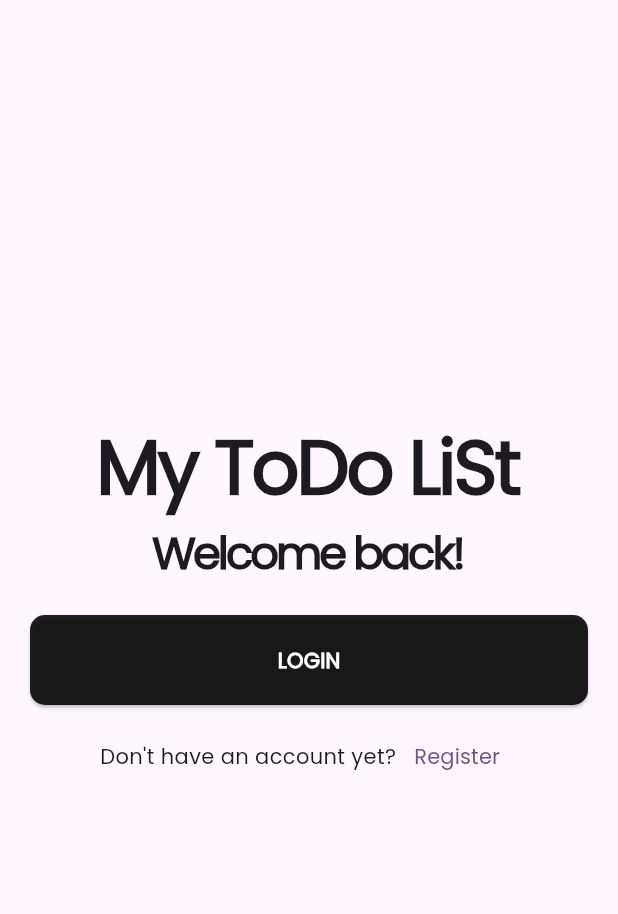
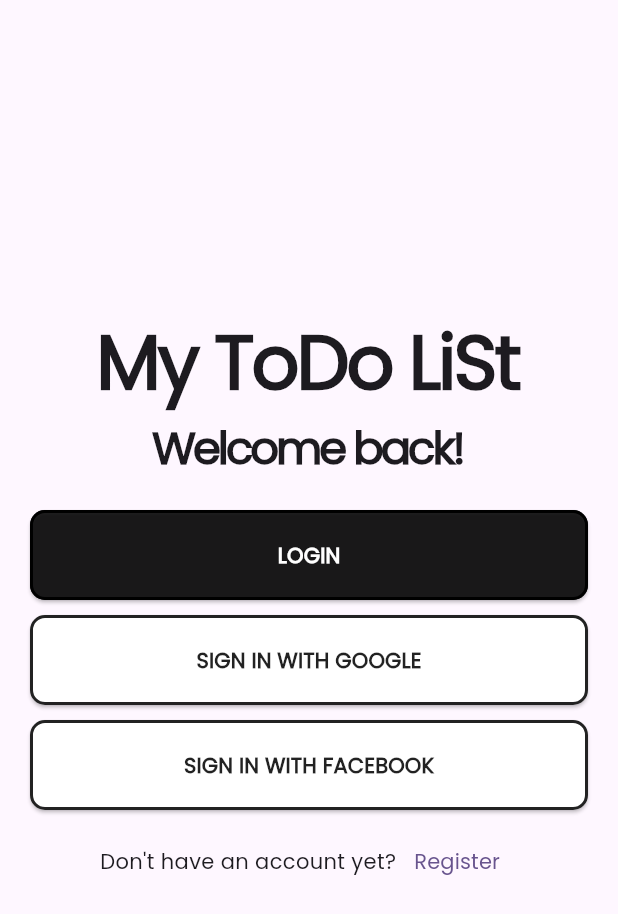
Before and after one commit to Jayrek/todoapp, a Flutter app: the screen it shows after launch, on a phone screen of 412 x 824 dp. Shown: the top 914 px of the screen. Run offline on Flutter 3.47's test engine with Material 3 defaults, Android fonts, the phone set to English and light mode, and no system bars; our stand-ins replace cloud_firestore, firebase_auth, firebase_core, google_sign_in; accounts and stored records are empty; project files that could hold a hidden picture were left out.

Commit message:
add google auth impl

```diff
--- a/lib/features/auth/sign_up/screen/sign_up_screen.dart
+++ b/lib/features/auth/sign_up/screen/sign_up_screen.dart
@@ -219,6 +219,7 @@ class _SignUpScreenState extends State<SignUpScreen> {
         'email': email,
         'created_at': Timestamp.now(),
         'updated_at': Timestamp.now(),
+        'provider': 'email',
       });
       await Future.delayed(const Duration(seconds: 3), () {
         setState(() => isSigningUp = false);
--- a/lib/features/home/screen/home_screen.dart
+++ b/lib/features/home/screen/home_screen.dart
@@ -1,4 +1,7 @@
+import 'package:cloud_firestore/cloud_firestore.dart';
+import 'package:firebase_auth/firebase_auth.dart';
 import 'package:flutter/material.dart';
+import 'package:google_sign_in/google_sign_in.dart';
 import 'package:mytodolist/features/auth/sign_in/screen/sign_in_screen.dart';
 import 'package:mytodolist/features/auth/sign_up/screen/sign_up_screen.dart';
 import 'package:mytodolist/shared/widgets/custom_elevated_button_widget.dart';
@@ -91,6 +94,46 @@ class _HomeScreenState extends State<HomeScreen> {
                         ),
                         const SizedBox(height: 10),
                         Row(
+                          children: [
+                            Expanded(
+                              child: CustomElevatedButtonWidget(
+                                backgroundColor: Colors.white,
+                                borderColor: Colors.black87,
+                                childWidget: const Text(
+                                  'SIGN IN WITH GOOGLE',
+                                  style: TextStyle(
+                                    color: Colors.black87,
+                                    fontWeight: FontWeight.bold,
+                                  ),
+                                ),
+                                onPressed: () {
+                                  _signInWithGoogle();
+                                },
+                              ),
+                            ),
+                          ],
+                        ),
+                        const SizedBox(height: 10),
+                        Row(
+                          children: [
+                            Expanded(
+                              child: CustomElevatedButtonWidget(
+                                backgroundColor: Colors.white,
+                                borderColor: Colors.black87,
+                                childWidget: const Text(
+                                  'SIGN IN WITH FACEBOOK',
+                                  style: TextStyle(
+                                    color: Colors.black87,
+                                    fontWeight: FontWeight.bold,
+                                  ),
+                                ),
+                                onPressed: () {},
+                              ),
+                            ),
+                          ],
+                        ),
+                        const SizedBox(height: 10),
+                        Row(
                           mainAxisAlignment: MainAxisAlignment.center,
                           children: [
                             const Text(
@@ -102,7 +145,8 @@ class _HomeScreenState extends State<HomeScreen> {
                                 Navigator.push(
                                     context,
                                     MaterialPageRoute(
-                                    builder: (context) => const SignUpScreen(),
+                                      builder: (context) =>
+                                          const SignUpScreen(),
                                     ));
                               },
                               child: const Text(
@@ -117,6 +161,70 @@ class _HomeScreenState extends State<HomeScreen> {
                   ),
                 ],
               ),
-    ));
+      ),
+    );
+  }
+
+  Future<void> _signInWithGoogle() async {
+    try {
+      final GoogleSignIn googleSignIn = GoogleSignIn();
+      await googleSignIn.signOut();
+
+      // trigger the authentication flow
+      final GoogleSignInAccount? googleUser = await GoogleSignIn().signIn();
+
+      // obtain the auth details from the request
+      final GoogleSignInAuthentication? googleAuth =
+          await googleUser?.authentication;
+
+      // create a new credential
+      final AuthCredential credential = GoogleAuthProvider.credential(
+        accessToken: googleAuth?.accessToken,
+        idToken: googleAuth?.idToken,
+      );
+
+      // once signed in, return the UserCredential
+      final user = await FirebaseAuth.instance.signInWithCredential(credential);
+      final User? firesbaseUser = user.user;
+      debugPrint('user: ${user.user}');
+
+      if (firesbaseUser != null) {
+        // saving google info to user firestore collection
+        await _addUserToFirestore(
+          userId: firesbaseUser.uid,
+          name: firesbaseUser.displayName ?? '',
+          email: firesbaseUser.email ?? '',
+        );
+      }
+    } catch (e) {
+      debugPrint('error signing in google: $e');
     }
   }
+
+  Future<void> _addUserToFirestore({
+    required String userId,
+    required String name,
+    required String email,
+  }) async {
+    CollectionReference user = FirebaseFirestore.instance.collection('user');
+    try {
+      await user.doc(userId).set({
+        'id': user.doc().id,
+        'uid': userId,
+        'name': name,
+        'email': email,
+        'created_at': Timestamp.now(),
+        'updated_at': Timestamp.now(),
+        'provider': 'google',
+      });
+      await Future.delayed(const Duration(seconds: 3), () {
+        Navigator.pushNamedAndRemoveUntil(
+            context, '/todoList', (route) => false);
+      });
+    } on FirebaseException catch (e) {
+      if (!mounted) return;
+      ScaffoldMessenger.of(context)
+          .showSnackBar(SnackBar(content: Text(e.code)));
+    }
+  }
+}
--- a/lib/shared/widgets/custom_elevated_button_widget.dart
+++ b/lib/shared/widgets/custom_elevated_button_widget.dart
@@ -1,25 +1,31 @@
 import 'package:flutter/material.dart';
 
 class CustomElevatedButtonWidget extends StatelessWidget {
-  const CustomElevatedButtonWidget(
-      {required this.backgroundColor,
-      required this.onPressed,
-      required this.childWidget,
-      this.textColor = Colors.white,
-      super.key});
+  const CustomElevatedButtonWidget({
+    required this.backgroundColor,
+    required this.onPressed,
+    required this.childWidget,
+    this.borderColor = Colors.black,
+    super.key,
+  });
 
   final Color backgroundColor;
   final Function()? onPressed;
-  final Color textColor;
   final Widget childWidget;
+  final Color borderColor;
 
   @override
   Widget build(BuildContext context) {
     return ElevatedButton(
       style: ElevatedButton.styleFrom(
           fixedSize: const Size(220, 60),
-          shape:
-              RoundedRectangleBorder(borderRadius: BorderRadius.circular(10)),
+          shape: RoundedRectangleBorder(
+            borderRadius: BorderRadius.circular(10),
+            side: BorderSide(
+              width: 2,
+              color: borderColor,
+            ),
+          ),
           backgroundColor: backgroundColor),
       onPressed: onPressed,
       child: childWidget,
```
Lines whose indentation alone changed are shown as unchanged.
